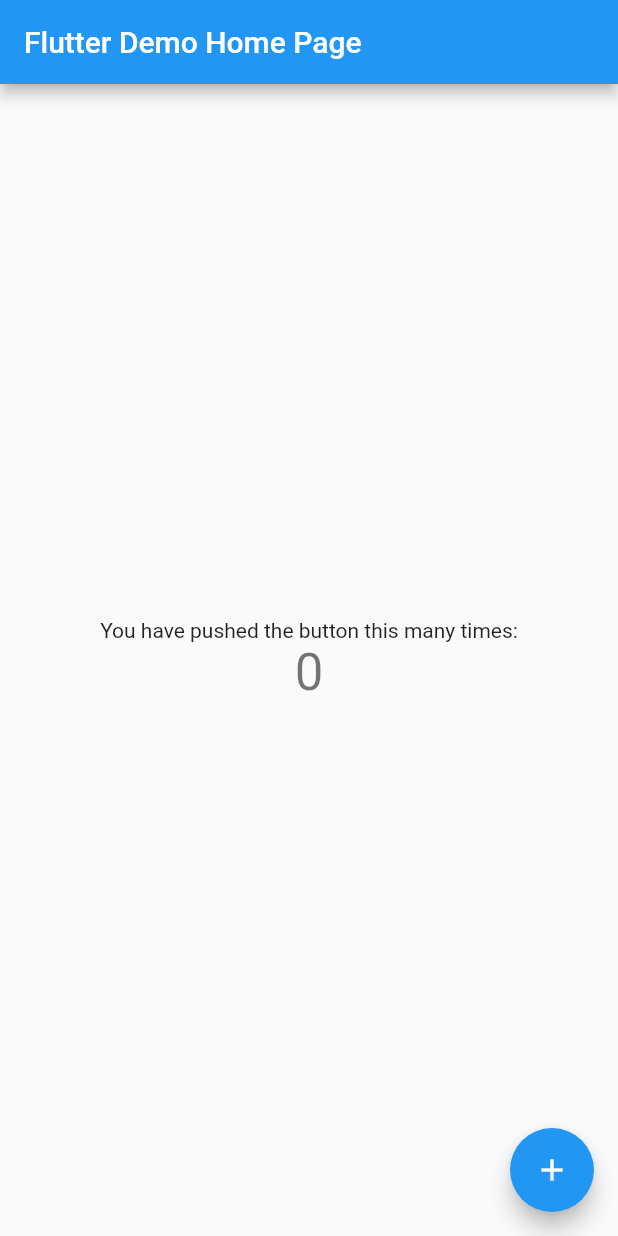
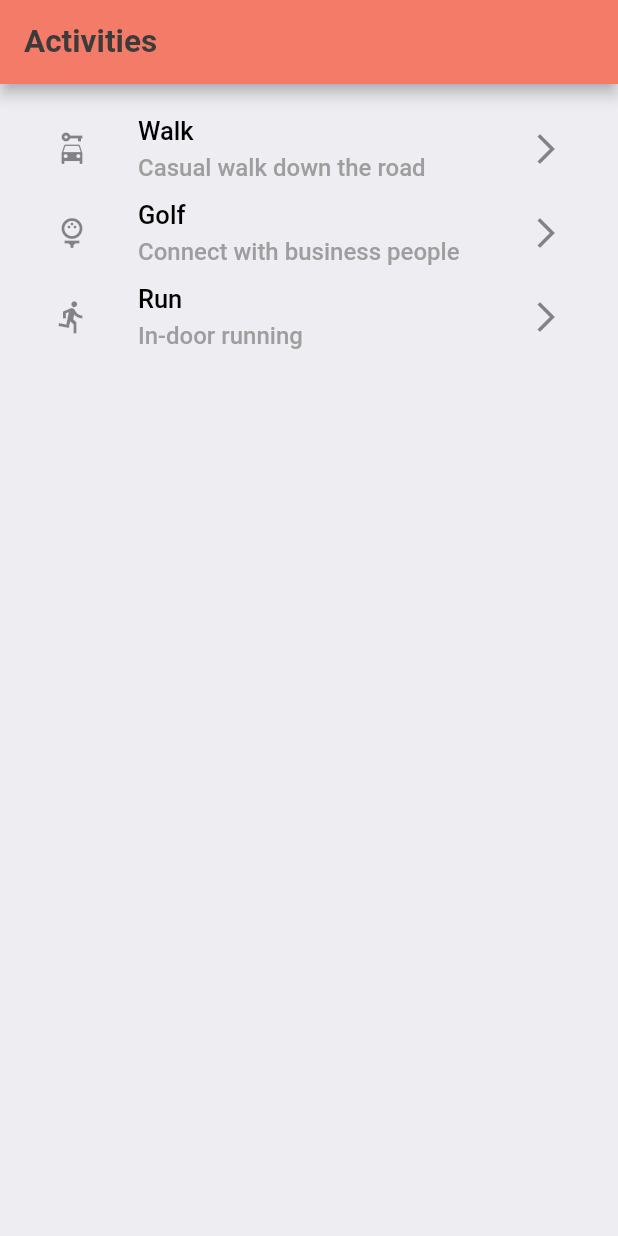
Before and after one commit to nelsonfrank/activity-tracker-mobile, a Flutter app: the screen it shows after launch, on a phone screen of 412 x 824 dp. Run offline on Flutter 3.47's test engine with Material 2 defaults, Android fonts, the light colour scheme and no system bars; our stand-ins replace gap, go_router.

Commit message:
feat: Add Home screen

```diff
--- a/lib/main.dart
+++ b/lib/main.dart
@@ -1,115 +1,33 @@
+import 'package:activity_tracker_app/screens/home_screen.dart';
+import 'package:activity_tracker_app/utils/app_styles.dart';
 import 'package:flutter/material.dart';
+import 'package:go_router/go_router.dart';
+
 
 void main() {
   runApp(const MyApp());
 }
 
+
+final _router = GoRouter(
+  routes: [
+    GoRoute(
+      path: '/',
+      builder: (context, state) => const HomeScreen(),
+    ),
+  ],
+);
+
+
 class MyApp extends StatelessWidget {
   const MyApp({super.key});
 
-  // This widget is the root of your application.
   @override
   Widget build(BuildContext context) {
-    return MaterialApp(
-      title: 'Flutter Demo',
-      theme: ThemeData(
-        // This is the theme of your application.
-        //
-        // Try running your application with "flutter run". You'll see the
-        // application has a blue toolbar. Then, without quitting the app, try
-        // changing the primarySwatch below to Colors.green and then invoke
-        // "hot reload" (press "r" in the console where you ran "flutter run",
-        // or simply save your changes to "hot reload" in a Flutter IDE).
-        // Notice that the counter didn't reset back to zero; the application
-        // is not restarted.
-        primarySwatch: Colors.blue,
-      ),
-      home: const MyHomePage(title: 'Flutter Demo Home Page'),
+    return MaterialApp.router(
+      routerConfig: _router,
+      debugShowCheckedModeBanner: false,
+
     );
   }
 }
-
-class MyHomePage extends StatefulWidget {
-  const MyHomePage({super.key, required this.title});
-
-  // This widget is the home page of your application. It is stateful, meaning
-  // that it has a State object (defined below) that contains fields that affect
-  // how it looks.
-
-  // This class is the configuration for the state. It holds the values (in this
-  // case the title) provided by the parent (in this case the App widget) and
-  // used by the build method of the State. Fields in a Widget subclass are
-  // always marked "final".
-
-  final String title;
-
-  @override
-  State<MyHomePage> createState() => _MyHomePageState();
-}
-
-class _MyHomePageState extends State<MyHomePage> {
-  int _counter = 0;
-
-  void _incrementCounter() {
-    setState(() {
-      // This call to setState tells the Flutter framework that something has
-      // changed in this State, which causes it to rerun the build method below
-      // so that the display can reflect the updated values. If we changed
-      // _counter without calling setState(), then the build method would not be
-      // called again, and so nothing would appear to happen.
-      _counter++;
-    });
-  }
-
-  @override
-  Widget build(BuildContext context) {
-    // This method is rerun every time setState is called, for instance as done
-    // by the _incrementCounter method above.
-    //
-    // The Flutter framework has been optimized to make rerunning build methods
-    // fast, so that you can just rebuild anything that needs updating rather
-    // than having to individually change instances of widgets.
-    return Scaffold(
-      appBar: AppBar(
-        // Here we take the value from the MyHomePage object that was created by
-        // the App.build method, and use it to set our appbar title.
-        title: Text(widget.title),
-      ),
-      body: Center(
-        // Center is a layout widget. It takes a single child and positions it
-        // in the middle of the parent.
-        child: Column(
-          // Column is also a layout widget. It takes a list of children and
-          // arranges them vertically. By default, it sizes itself to fit its
-          // children horizontally, and tries to be as tall as its parent.
-          //
-          // Invoke "debug painting" (press "p" in the console, choose the
-          // "Toggle Debug Paint" action from the Flutter Inspector in Android
-          // Studio, or the "Toggle Debug Paint" command in Visual Studio Code)
-          // to see the wireframe for each widget.
-          //
-          // Column has various properties to control how it sizes itself and
-          // how it positions its children. Here we use mainAxisAlignment to
-          // center the children vertically; the main axis here is the vertical
-          // axis because Columns are vertical (the cross axis would be
-          // horizontal).
-          mainAxisAlignment: MainAxisAlignment.center,
-          children: <Widget>[
-            const Text(
-              'You have pushed the button this many times:',
-            ),
-            Text(
-              '$_counter',
-              style: Theme.of(context).textTheme.headlineMedium,
-            ),
-          ],
-        ),
-      ),
-      floatingActionButton: FloatingActionButton(
-        onPressed: _incrementCounter,
-        tooltip: 'Increment',
-        child: const Icon(Icons.add),
-      ), // This trailing comma makes auto-formatting nicer for build methods.
-    );
-  }
-}
--- /dev/null
+++ b/lib/screens/home_screen.dart
@@ -0,0 +1,89 @@
+import 'package:activity_tracker_app/utils/app_styles.dart';
+import 'package:flutter/material.dart';
+import 'package:gap/gap.dart';
+
+class HomeScreen extends StatelessWidget {
+  const HomeScreen({super.key});
+
+  @override
+  Widget build(BuildContext context) {
+    return Scaffold(
+      backgroundColor: Styles.bgColor,
+      appBar: AppBar(
+        title: Text(
+          "Activities",
+          style: Styles.headingLineStyle2,
+        ),
+        backgroundColor: Styles.orangeColor,
+      ),
+      body: Container(
+        padding: const EdgeInsets.symmetric(horizontal: 20),
+        child: ListView(
+          padding: const EdgeInsets.symmetric(vertical: 15),
+          children: [
+            ListTile(
+              leading: const Icon(Icons.car_rental),
+              title: Column(
+                crossAxisAlignment: CrossAxisAlignment.start,
+                children: [
+                  Text(
+                    "Walk",
+                    style:
+                        Styles.headingLineStyle3.copyWith(color: Colors.black),
+                  ),
+                  const Gap(5),
+                  Text(
+                    "Casual walk down the road",
+                    style:
+                        Styles.textStyle.copyWith(color: Colors.grey.shade500),
+                  ),
+                ],
+              ),
+              trailing: const Icon(Icons.arrow_forward_ios),
+            ),
+            ListTile(
+              leading: const Icon(Icons.sports_golf),
+              title: Column(
+                crossAxisAlignment: CrossAxisAlignment.start,
+                children: [
+                  Text(
+                    "Golf",
+                    style:
+                        Styles.headingLineStyle3.copyWith(color: Colors.black),
+                  ),
+                  const Gap(5),
+                  Text(
+                    "Connect with business people",
+                    style:
+                        Styles.textStyle.copyWith(color: Colors.grey.shade500),
+                  ),
+                ],
+              ),
+              trailing: const Icon(Icons.arrow_forward_ios),
+            ),
+            ListTile(
+              leading: const Icon(Icons.directions_run),
+              title: Column(
+                crossAxisAlignment: CrossAxisAlignment.start,
+                children: [
+                  Text(
+                    "Run",
+                    style:
+                        Styles.headingLineStyle3.copyWith(color: Colors.black),
+                  ),
+                  const Gap(5),
+                  Text(
+                    "In-door running",
+                    style:
+                        Styles.textStyle.copyWith(color: Colors.grey.shade500),
+                  ),
+                ],
+              ),
+              trailing: const Icon(Icons.arrow_forward_ios),
+            )
+          ],
+        ),
+      ),
+    );
+  }
+}
--- /dev/null
+++ b/lib/utils/app_styles.dart
@@ -0,0 +1,23 @@
+import 'package:flutter/material.dart';
+
+Color primary = const Color(0xFF687daf);
+
+class Styles {
+  // colors
+  static Color primaryColor = primary;
+  static Color textColor = const Color(0xFF3b3b3b);
+  static Color bgColor = const Color(0xFFeeedf2);
+  static Color orangeColor = const Color(0xFFF37B67);
+  static Color kakiColor = const Color(0xFFd2bdd6);
+  // Typography
+  static TextStyle textStyle =
+      TextStyle(fontSize: 16, color: textColor, fontWeight: FontWeight.w500);
+  static TextStyle headingLineStyle1 =
+      TextStyle(fontSize: 26, color: textColor, fontWeight: FontWeight.bold);
+  static TextStyle headingLineStyle2 =
+      TextStyle(fontSize: 21, color: textColor, fontWeight: FontWeight.bold);
+  static TextStyle headingLineStyle3 = TextStyle(
+      fontSize: 17, color: Colors.grey.shade500, fontWeight: FontWeight.w500);
+  static TextStyle headingLineStyle4 = TextStyle(
+      fontSize: 14, color: Colors.grey.shade500, fontWeight: FontWeight.w500);
+}
--- a/pubspec.yaml
+++ b/pubspec.yaml
@@ -35,6 +35,10 @@
   # The following adds the Cupertino Icons font to your application.
   # Use with the CupertinoIcons class for iOS style icons.
   cupertino_icons: ^1.0.2
+  go_router: ^6.2.0
+  gap: ^2.0.1
+  fluentui_icons: ^1.0.0
+
 
 dev_dependencies:
   flutter_test:
```
Also changed, not shown: pubspec.lock.
